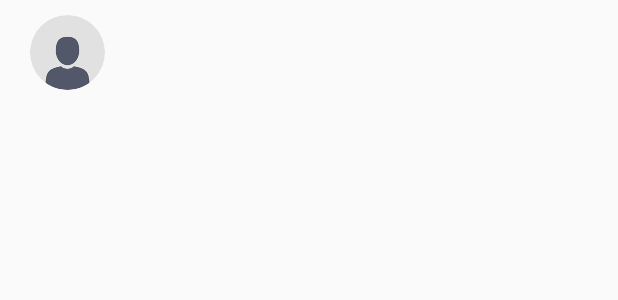
After one commit to ahmed-bassiouny/WaslaBank, an Android app: the layout item_user_in_trip.xml on its own in the app's theme, with its tools: preview values and no code run, on a phone screen of 412 x 824 dp. The commit adds this screen. Shown: the top 300 px of the screen. Run offline under Robolectric (Android 15) with nearby library versions, the phone set to English and light mode, and no system bars.

```diff
--- a/app/src/main/java/bassiouny/ahmed/waslabank/activities/view/UserProfileActivity.java
+++ b/app/src/main/java/bassiouny/ahmed/waslabank/activities/view/UserProfileActivity.java
@@ -205,6 +205,7 @@
         ApiRequests.getUserInfoWithFeedback(new BaseResponseInterface<UserInfo>() {
             @Override
             public void onSuccess(UserInfo userInfo) {
+                UserProfileActivity.this.userInfo = userInfo;
                 // refresh user information
                 setUserInformation();
                 // set user data in about fragment
--- a/app/src/main/java/bassiouny/ahmed/waslabank/model/TripDetails.java
+++ b/app/src/main/java/bassiouny/ahmed/waslabank/model/TripDetails.java
@@ -78,7 +78,7 @@
     }
 
     public String getImage() {
-        return image;
+        return MyUtils.getString(image);
     }
 
     public String getCanceled() {
--- a/app/src/main/java/bassiouny/ahmed/waslabank/model/User.java
+++ b/app/src/main/java/bassiouny/ahmed/waslabank/model/User.java
@@ -15,7 +15,7 @@
 @SuppressWarnings({"UnusedDeclaration"})
 public class User extends UserInfo {
 
-    @SerializedName(ApiKey.USER_ID)
+    @SerializedName(value = ApiKey.USER_ID, alternate = ApiKey.ID)
     private int id;
     @SerializedName(ApiKey.NAME)
     private String name;
--- /dev/null
+++ b/app/src/main/res/layout/item_user_in_trip.xml
@@ -0,0 +1,46 @@
+<?xml version="1.0" encoding="utf-8"?>
+<RelativeLayout xmlns:android="http://schemas.android.com/apk/res/android"
+    android:layout_width="match_parent"
+    android:layout_height="wrap_content"
+    xmlns:tools="http://schemas.android.com/tools"
+    android:layout_marginStart="20dp"
+    android:layout_marginEnd="20dp"
+    android:layout_marginTop="10dp"
+    android:layout_marginBottom="10dp"
+    android:orientation="horizontal">
+
+    <de.hdodenhof.circleimageview.CircleImageView
+        android:id="@+id/iv_avatar"
+        android:layout_width="50dp"
+        android:layout_height="50dp"
+        android:src="@drawable/person"
+        android:layout_alignParentStart="true"
+        android:contentDescription="@null" />
+
+    <TextView
+        android:id="@+id/tv_user_name"
+        android:layout_width="match_parent"
+        android:layout_height="wrap_content"
+        android:layout_marginEnd="8dp"
+        android:layout_marginStart="8dp"
+        android:textColor="@color/black"
+        android:textSize="@dimen/input_size"
+        android:layout_toEndOf="@+id/iv_avatar"
+        android:layout_toStartOf="@+id/join_leave"
+        android:layout_centerVertical="true" />
+    <TextView
+        android:layout_width="wrap_content"
+        android:layout_height="wrap_content"
+        android:layout_alignParentEnd="true"
+        android:id="@+id/join_leave"
+        android:textSize="@dimen/input_size"
+        android:layout_centerVertical="true"/>
+    <ViewStub
+        android:id="@+id/view_stub_progress"
+        android:layout_width="20dp"
+        android:layout_height="20dp"
+        android:layout_alignParentEnd="true"
+        android:layout="@layout/progress" />
+
+
+</RelativeLayout>
--- a/app/src/main/res/values/strings.xml
+++ b/app/src/main/res/values/strings.xml
@@ -110,4 +110,7 @@
     <string name="start">Start</string>
     <string name="setting">Setting</string>
     <string name="open_gps">Open Gps</string>
+    <string name="try_again">Try Again</string>
+    <string name="leave">Leave</string>
+    <string name="join">Join</string>
 </resources>
```
Also changed, not shown: app/src/main/java/bassiouny/ahmed/waslabank/activities/view/ViewMapActivity.java (+100 -26 lines), app/src/main/java/bassiouny/ahmed/waslabank/adapter/UserInTripItem.java (added, +114 -0 lines), app/src/main/java/bassiouny/ahmed/waslabank/model/FirebaseRoot.java (+43 -0 lines), app/src/main/java/bassiouny/ahmed/waslabank/model/UserInTripFirebase.java (renamed from app/src/main/java/bassiouny/ahmed/waslabank/model/CurrentTripLocation.java, +28 -1 lines), app/src/main/java/bassiouny/ahmed/waslabank/utils/SimpleDividerItemDecoration.java (added, +40 -0 lines), app/src/main/res/drawable/divider_line.xml (added, +11 -0 lines), app/src/main/res/layout/activity_driver_view_map.xml (+43 -1 lines).
